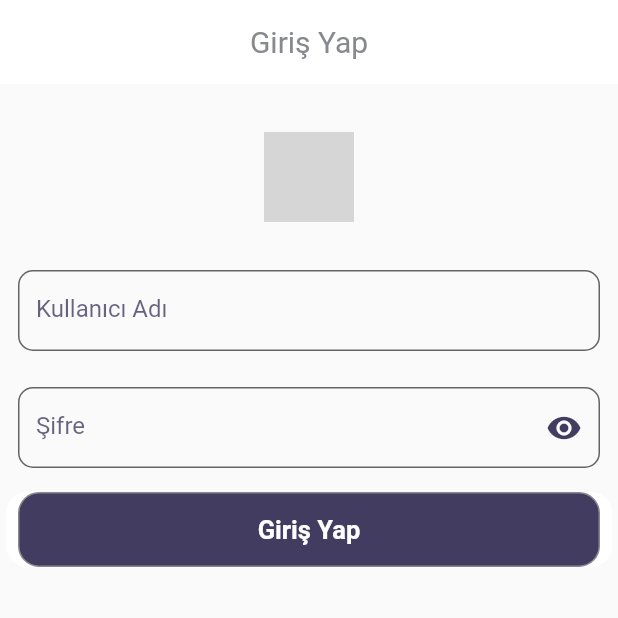
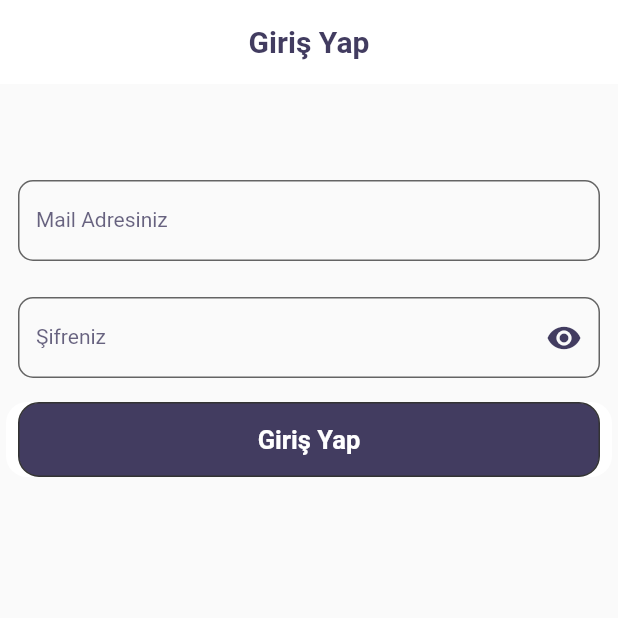
Before and after one commit to berkkebapci/lokman_to_do, a Flutter app: the screen it shows after launch, on a phone screen of 412 x 824 dp, the top half of it. Run offline on Flutter 3.47's test engine with Material 2 defaults, Android fonts, the phone set to English and light mode, and no system bars; our stand-ins replace flutter_secure_storage, get; grey boxes are pictures that could not be loaded.

Commit message:
added login func, added to do ui

```diff
--- a/lib/main.dart
+++ b/lib/main.dart
@@ -1,5 +1,6 @@
 import 'package:flutter/material.dart';
 import 'package:get/get.dart';
+import 'package:lokman_to_do/shared/uicolor.dart';
 import 'package:lokman_to_do/views/view_home.dart';
 import 'package:lokman_to_do/views/view_login.dart';
 
@@ -14,9 +15,7 @@ class MyApp extends StatelessWidget {
   Widget build(BuildContext context) {
     return GetMaterialApp(
       title: 'Lokman To Do',
-      theme: ThemeData(
-        primarySwatch: Colors.blue,
-      ),
+      color: UIColor.lokmanColor,
       debugShowCheckedModeBanner: false,
       home: const ViewHome(),
     );
--- a/lib/models/login_model_post.dart
+++ b/lib/models/login_model_post.dart
@@ -1,19 +1,16 @@
 class LoginModelPost {
-  String? username;
   String? email;
   String? password;
 
-  LoginModelPost({this.username, this.email, this.password});
+  LoginModelPost({ this.email, this.password});
 
   LoginModelPost.fromJson(Map<String, dynamic> json) {
-    username = json['username'];
     email = json['email'];
     password = json['password'];
   }
 
   Map<String, dynamic> toJson() {
     final Map<String, dynamic> data = new Map<String, dynamic>();
-    data['username'] = this.username;
     data['email'] = this.email;
     data['password'] = this.password;
     return data;
--- /dev/null
+++ b/lib/models/storage_item.dart
@@ -0,0 +1,6 @@
+class StorageItem {
+ StorageItem(this.name, this.status,);
+
+ final String name;
+ final String status;
+}
--- a/lib/services/endpoint.dart
+++ b/lib/services/endpoint.dart
@@ -1,6 +1,7 @@
 // ignore_for_file: prefer_interpolation_to_compose_strings
 
-class Endpoint{
+class Endpoint {
   static String baseUrl = 'https://reqres.in';
+  static String login = baseUrl + '/api/login';
   static String getUserList = baseUrl + '/api/users?page=2';
 }
--- /dev/null
+++ b/lib/services/storage_service.dart
@@ -0,0 +1,5 @@
+import 'package:flutter_secure_storage/flutter_secure_storage.dart';
+
+class StorageService{
+  static final secureStorage = const FlutterSecureStorage();
+}
--- a/lib/shared/uicolor.dart
+++ b/lib/shared/uicolor.dart
@@ -5,6 +5,6 @@ class UIColor {
   static Color transparent = Colors.transparent;
   static Color black = const Color(0xFF000000);
   static Color white = const Color(0xFFFFFFFF);
-  static Color osloGray = const Color(0xFF87898F);
-  static Color red = const Color.fromARGB(255, 143, 135, 135);
+  static Color darkGray = const Color(0xFF333333);
+  static Color red = Color.fromARGB(255, 252, 0, 0);
 }
--- a/lib/views/view_login.dart
+++ b/lib/views/view_login.dart
@@ -5,7 +5,6 @@ import 'package:get/get.dart';
 import 'package:lokman_to_do/controllers/controller_login.dart';
 import 'package:lokman_to_do/shared/uicolor.dart';
 import 'package:lokman_to_do/shared/uisize.dart';
-import 'package:lokman_to_do/views/view_home.dart';
 import 'package:lokman_to_do/widgets/widget_button.dart';
 import 'package:lokman_to_do/widgets/widget_text.dart';
 import 'package:lokman_to_do/widgets/widget_textfield.dart';
@@ -20,14 +19,20 @@ class ViewLogin extends StatelessWidget {
   Widget build(BuildContext context) {
     return GetMaterialApp(
       debugShowCheckedModeBanner: false,
-      home: Scaffold(
-        appBar: AppBar(
-          title: TextBasic(text: "Giriş Yap", color: UIColor.osloGray),
-          backgroundColor: UIColor.white,
-          centerTitle: true,
-          elevation: 0,
+      home: Obx(
+        () => Scaffold(
+          appBar: AppBar(
+            title: TextBasic(
+              text: "Giriş Yap",
+              color: UIColor.lokmanColor,
+              fontWeight: FontWeight.w600,
+            ),
+            backgroundColor: UIColor.white,
+            centerTitle: true,
+            elevation: 0,
+          ),
+          body: body(),
         ),
-        body: body(),
       ),
     );
   }
@@ -39,31 +44,45 @@ class ViewLogin extends StatelessWidget {
         SizedBox(
           height: 32 * UISize.autoSize,
         ),
+        c.isOnline == true ?
         Image.network(
             "https://eticaret.lokmanecza.com/Content/img/logo-loading.png",
-            height: 60 * UISize.autoSize),
+            height: 60 * UISize.autoSize):Container(),
         SizedBox(
           height: 20 * UISize.autoSize,
         ),
         getTextField(
-            "Kullanıcı Adı",
+            "Mail Adresiniz".obs,
             Icon(
               Icons.abc,
               color: UIColor.transparent,
             ),
-            c.usernameController),
-        getTextField("Şifre", Icon(Icons.remove_red_eye, color: UIColor.lokmanColor,), c.passwordController),
+            c.usernameController,
+            false),
+        getTextField(
+            "Şifreniz".obs,
+            GestureDetector(
+              onTap: () {
+                c.setObscureText(!c.obscureText);
+              },
+              child: Icon(
+                Icons.remove_red_eye,
+                color: UIColor.lokmanColor,
+              ),
+            ),
+            c.passwordController,
+            c.obscureText),
         getButton()
       ],
     ));
   }
 
-  Widget getTextField(
-      String hintText, Icon icon, TextEditingController controller) {
+  Widget getTextField(RxString hintText, Widget icon,
+      TextEditingController controller, bool obscureText) {
     return LoginTextField(
-      obscureText: false,
+      obscureText: obscureText,
       suffixIcon: icon,
-      hint: hintText,
+      hint: hintText.value,
       controller: controller,
     );
   }
@@ -75,7 +94,7 @@ class ViewLogin extends StatelessWidget {
       bgColor: UIColor.lokmanColor,
       padding: 8 * UISize.autoSize,
       onTap: () {
-        Get.to(() => const ViewHome());
+        c.login();
       },
     );
   }
--- a/lib/widgets/widget_button.dart
+++ b/lib/widgets/widget_button.dart
@@ -40,7 +40,7 @@ class ButtonBasic extends StatelessWidget {
           alignment: Alignment.center,
           decoration: BoxDecoration(
             color: bgColor,
-            border: Border.all(color: UIColor.osloGray, width: 1),
+            border: Border.all(color: UIColor.darkGray, width: 1),
             borderRadius: BorderRadius.all(Radius.circular(radius)),
           ),
           margin: EdgeInsets.symmetric(horizontal: padding ?? 0),
--- a/lib/widgets/widget_text.dart
+++ b/lib/widgets/widget_text.dart
@@ -33,7 +33,7 @@ class TextBasic extends StatelessWidget {
       maxLines: maxLines ?? 999,
       textScaleFactor: 1.0,
       style: TextStyle(
-        color: color ?? UIColor.osloGray,
+        color: color ?? UIColor.darkGray,
         fontSize: fontSize,
         decoration: underline! ? TextDecoration.underline : null,
         fontWeight: fontWeight ?? FontWeight.w400,
--- a/lib/widgets/widget_textfield.dart
+++ b/lib/widgets/widget_textfield.dart
@@ -14,6 +14,8 @@ class LoginTextField extends StatelessWidget {
   final bool obscureText;
   final int? maxLength;
   final int? maxLines;
+  final double? fontSize;
+  final double? hintSize;
   final bool? enabled;
   final double? radius;
   final String? hint;
@@ -30,6 +32,8 @@ class LoginTextField extends StatelessWidget {
     this.textInputAction,
     this.requestFocus,
     this.validator,
+    this.fontSize,
+    this.hintSize,
     this.controller,
     required this.obscureText,
     this.maxLength,
@@ -65,21 +69,21 @@ class LoginTextField extends StatelessWidget {
           validator: validator,
           style: TextStyle(
             color: UIColor.lokmanColor.withOpacity(.8),
-            fontSize: 16.0,
+            fontSize: fontSize ?? 14,
           ),
           decoration: InputDecoration(
               hintText: hint,
               hintStyle: TextStyle(
                 color: UIColor.lokmanColor.withOpacity(.8),
-              fontSize: 16.0,
+                fontSize: hintSize ?? 14,
               ),
               errorStyle: TextStyle(color: UIColor.red),
               fillColor: UIColor.transparent,
               filled: true,
               suffixIcon: suffixIcon,
               prefixIcon: prefixIcon,
-            border: OutlineInputBorder(
-                borderRadius: BorderRadius.circular(10)),
+              border:
+                  OutlineInputBorder(borderRadius: BorderRadius.circular(10)),
               focusedBorder: OutlineInputBorder(
                   borderRadius: BorderRadius.circular(10),
                   borderSide: BorderSide(color: UIColor.lokmanColor)),
@@ -90,7 +94,9 @@ class LoginTextField extends StatelessWidget {
                 borderRadius: BorderRadius.circular(10),
                 borderSide: BorderSide(color: UIColor.red),
               ),
-          ),
+              errorBorder: OutlineInputBorder(
+                  borderRadius: BorderRadius.circular(10),
+                  borderSide: BorderSide(color: UIColor.red))),
         ),
       ),
     );
```
Also changed, not shown: lib/controllers/controller_login.dart (+47 -0 lines), lib/views/view_home.dart (+5 -2 lines), lib/views/view_to_do.dart (+53 -10 lines), lib/views/view_user_list.dart (+4 -3 lines). Lines whose indentation alone changed are shown as unchanged.
